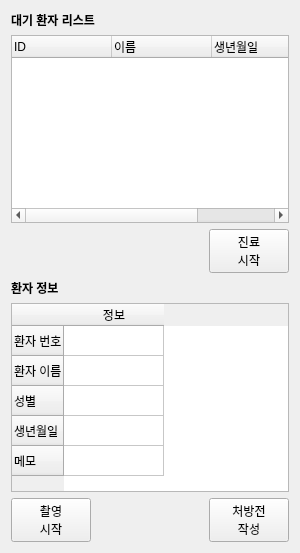
Before: the Qt Designer form ImageViewerSW/patientinfo.ui in Jeong0809/QT, drawn with Qt 5.
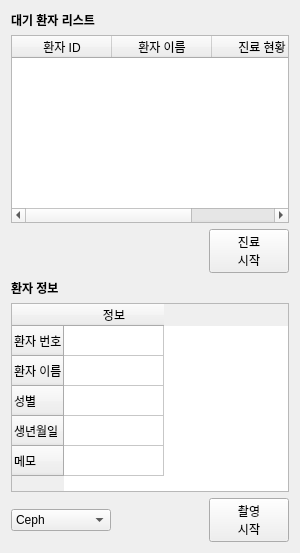
After: the same form once the commit is applied.

Patch:
```diff
--- a/ImageViewerSW/patientinfo.ui
+++ b/ImageViewerSW/patientinfo.ui
@@ -20,6 +20,37 @@
    <string>Form</string>
   </property>
   <layout class="QGridLayout" name="gridLayout">
+   <item row="0" column="0">
+    <widget class="QLabel" name="label">
+     <property name="font">
+      <font>
+       <bold>true</bold>
+      </font>
+     </property>
+     <property name="text">
+      <string>대기 환자 리스트</string>
+     </property>
+    </widget>
+   </item>
+   <item row="1" column="0">
+    <widget class="QTableWidget" name="tableWidget_2">
+     <column>
+      <property name="text">
+       <string>환자 ID</string>
+      </property>
+     </column>
+     <column>
+      <property name="text">
+       <string>환자 이름</string>
+      </property>
+     </column>
+     <column>
+      <property name="text">
+       <string>진료 현황</string>
+      </property>
+     </column>
+    </widget>
+   </item>
    <item row="2" column="0">
     <layout class="QHBoxLayout" name="horizontalLayout_2">
      <item>
@@ -100,32 +131,46 @@
      </column>
     </widget>
    </item>
-   <item row="1" column="0">
-    <widget class="QTreeWidget" name="treeWidget">
-     <column>
-      <property name="text">
-       <string>ID</string>
-      </property>
-     </column>
-     <column>
-      <property name="text">
-       <string>이름</string>
-      </property>
-     </column>
-     <column>
-      <property name="text">
-       <string>생년월일</string>
-      </property>
-     </column>
-     <column>
-      <property name="text">
-       <string>성별</string>
-      </property>
-     </column>
-    </widget>
-   </item>
    <item row="5" column="0">
     <layout class="QHBoxLayout" name="horizontalLayout">
+     <item>
+      <widget class="QComboBox" name="comboBox">
+       <property name="minimumSize">
+        <size>
+         <width>100</width>
+         <height>0</height>
+        </size>
+       </property>
+       <item>
+        <property name="text">
+         <string>Ceph</string>
+        </property>
+       </item>
+       <item>
+        <property name="text">
+         <string>Pano</string>
+        </property>
+       </item>
+       <item>
+        <property name="text">
+         <string>Both</string>
+        </property>
+       </item>
+      </widget>
+     </item>
+     <item>
+      <spacer name="horizontalSpacer_3">
+       <property name="orientation">
+        <enum>Qt::Horizontal</enum>
+       </property>
+       <property name="sizeHint" stdset="0">
+        <size>
+         <width>15</width>
+         <height>20</height>
+        </size>
+       </property>
+      </spacer>
+     </item>
      <item>
       <widget class="QPushButton" name="pushButton_2">
        <property name="text">
@@ -134,41 +179,8 @@
        </property>
       </widget>
      </item>
-     <item>
-      <spacer name="horizontalSpacer_2">
-       <property name="orientation">
-        <enum>Qt::Horizontal</enum>
-       </property>
-       <property name="sizeHint" stdset="0">
-        <size>
-         <width>40</width>
-         <height>20</height>
-        </size>
-       </property>
-      </spacer>
-     </item>
-     <item>
-      <widget class="QPushButton" name="pushButton_3">
-       <property name="text">
-        <string>처방전
-작성</string>
-       </property>
-      </widget>
-     </item>
     </layout>
    </item>
-   <item row="0" column="0">
-    <widget class="QLabel" name="label">
-     <property name="font">
-      <font>
-       <bold>true</bold>
-      </font>
-     </property>
-     <property name="text">
-      <string>대기 환자 리스트</string>
-     </property>
-    </widget>
-   </item>
   </layout>
  </widget>
  <resources/>
```
